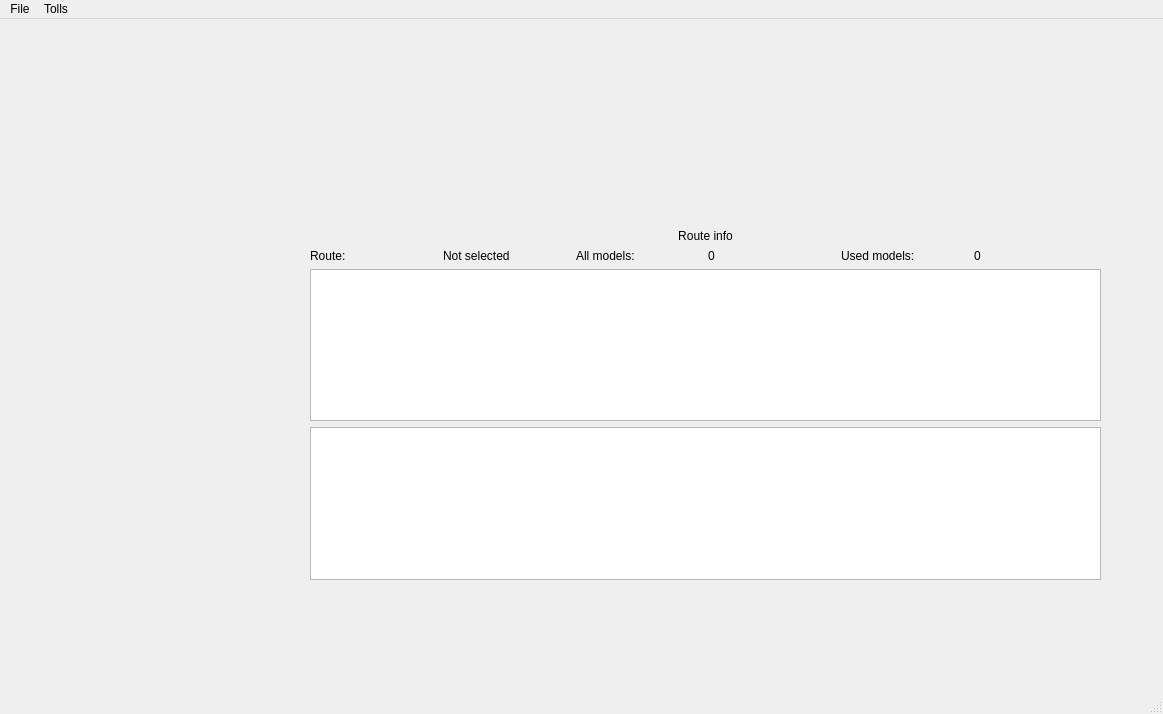
Old version of the form viewer/routeLODgen/forms/mainwindow.ui in the repository maisvendoo/RRS.
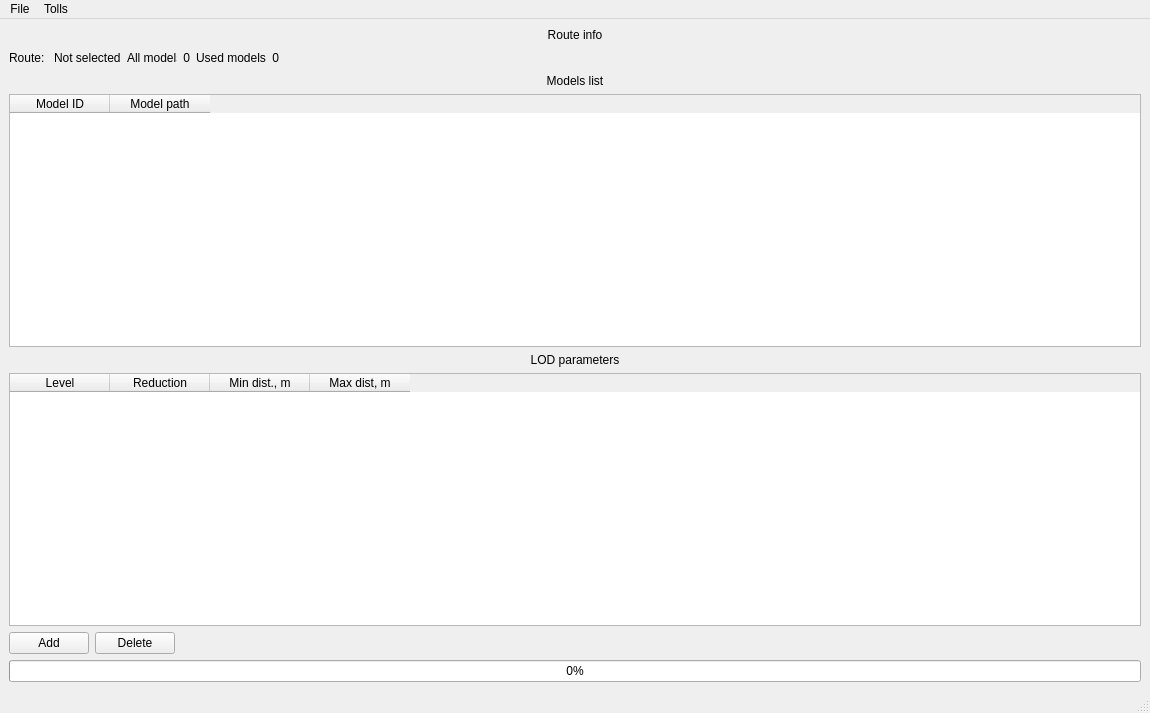
New version of the form.

Commit message: Начерно сверстан UI для генератора LOD

The edit to the form file:
```diff
--- a/viewer/routeLODgen/forms/mainwindow.ui
+++ b/viewer/routeLODgen/forms/mainwindow.ui
@@ -6,23 +6,16 @@
    <rect>
     <x>0</x>
     <y>0</y>
-    <width>1163</width>
-    <height>714</height>
+    <width>1150</width>
+    <height>713</height>
    </rect>
   </property>
   <property name="windowTitle">
    <string>MainWindow</string>
   </property>
   <widget class="QWidget" name="centralwidget">
-   <widget class="QWidget" name="verticalLayoutWidget">
-    <property name="geometry">
-     <rect>
-      <x>310</x>
-      <y>210</y>
-      <width>791</width>
-      <height>351</height>
-     </rect>
-    </property>
+   <layout class="QHBoxLayout" name="horizontalLayout_4">
+    <item>
     <layout class="QVBoxLayout" name="verticalLayout">
      <item>
       <layout class="QHBoxLayout" name="horizontalLayout_2">
@@ -42,6 +35,12 @@
       <layout class="QHBoxLayout" name="horizontalLayout">
        <item>
         <widget class="QLabel" name="label">
+          <property name="maximumSize">
+           <size>
+            <width>50</width>
+            <height>16777215</height>
+           </size>
+          </property>
          <property name="text">
           <string>Route: </string>
          </property>
@@ -49,6 +48,12 @@
        </item>
        <item>
         <widget class="QLabel" name="label_2">
+          <property name="maximumSize">
+           <size>
+            <width>200</width>
+            <height>16777215</height>
+           </size>
+          </property>
          <property name="text">
           <string>Not selected</string>
          </property>
@@ -56,6 +61,12 @@
        </item>
        <item>
         <widget class="QLabel" name="label_3">
+          <property name="maximumSize">
+           <size>
+            <width>50</width>
+            <height>16777215</height>
+           </size>
+          </property>
          <property name="text">
           <string>All models: </string>
          </property>
@@ -63,13 +74,28 @@
        </item>
        <item>
         <widget class="QLabel" name="label_4">
+          <property name="maximumSize">
+           <size>
+            <width>50</width>
+            <height>16777215</height>
+           </size>
+          </property>
          <property name="text">
           <string>0</string>
          </property>
+          <property name="alignment">
+           <set>Qt::AlignRight|Qt::AlignTrailing|Qt::AlignVCenter</set>
+          </property>
         </widget>
        </item>
        <item>
         <widget class="QLabel" name="label_5">
+          <property name="maximumSize">
+           <size>
+            <width>70</width>
+            <height>16777215</height>
+           </size>
+          </property>
          <property name="text">
           <string>Used models: </string>
          </property>
@@ -77,29 +103,142 @@
        </item>
        <item>
         <widget class="QLabel" name="label_6">
+          <property name="maximumSize">
+           <size>
+            <width>50</width>
+            <height>16777215</height>
+           </size>
+          </property>
          <property name="text">
           <string>0</string>
          </property>
-        </widget>
-       </item>
+          <property name="alignment">
+           <set>Qt::AlignRight|Qt::AlignTrailing|Qt::AlignVCenter</set>
+          </property>
+         </widget>
+        </item>
+        <item>
+         <spacer name="horizontalSpacer_2">
+          <property name="orientation">
+           <enum>Qt::Horizontal</enum>
+          </property>
+          <property name="sizeHint" stdset="0">
+           <size>
+            <width>40</width>
+            <height>20</height>
+           </size>
+          </property>
+         </spacer>
+        </item>
       </layout>
      </item>
      <item>
-      <widget class="QTableWidget" name="tableWidget"/>
+       <widget class="QLabel" name="label_9">
+        <property name="text">
+         <string>Models list</string>
+        </property>
+        <property name="alignment">
+         <set>Qt::AlignCenter</set>
+        </property>
+       </widget>
      </item>
      <item>
-      <widget class="QTableWidget" name="tableWidget_2"/>
-     </item>
-    </layout>
-   </widget>
+       <widget class="QTableWidget" name="twFilesList">
+        <column>
+         <property name="text">
+          <string>Model ID</string>
+         </property>
+        </column>
+        <column>
+         <property name="text">
+          <string>Model path</string>
+         </property>
+        </column>
+       </widget>
+      </item>
+      <item>
+       <widget class="QLabel" name="label_8">
+        <property name="text">
+         <string>LOD parameters</string>
+        </property>
+        <property name="alignment">
+         <set>Qt::AlignCenter</set>
+        </property>
+       </widget>
+      </item>
+      <item>
+       <widget class="QTableWidget" name="tableWidget_2">
+        <column>
+         <property name="text">
+          <string>Level</string>
+         </property>
+        </column>
+        <column>
+         <property name="text">
+          <string>Reduction</string>
+         </property>
+        </column>
+        <column>
+         <property name="text">
+          <string>Min dist., m</string>
+         </property>
+        </column>
+        <column>
+         <property name="text">
+          <string>Max dist, m</string>
+         </property>
+        </column>
+       </widget>
+      </item>
+      <item>
+       <layout class="QHBoxLayout" name="horizontalLayout_3">
+        <item>
+         <widget class="QPushButton" name="pushButton_2">
+          <property name="text">
+           <string>Add</string>
+          </property>
+         </widget>
+        </item>
+        <item>
+         <widget class="QPushButton" name="pushButton">
+          <property name="text">
+           <string>Delete</string>
+          </property>
+         </widget>
+        </item>
+        <item>
+         <spacer name="horizontalSpacer">
+          <property name="orientation">
+           <enum>Qt::Horizontal</enum>
+          </property>
+          <property name="sizeHint" stdset="0">
+           <size>
+            <width>40</width>
+            <height>20</height>
+           </size>
+          </property>
+         </spacer>
+        </item>
+       </layout>
+      </item>
+      <item>
+       <widget class="QProgressBar" name="progressBar">
+        <property name="value">
+         <number>0</number>
+        </property>
+       </widget>
+      </item>
+     </layout>
+    </item>
+   </layout>
   </widget>
   <widget class="QMenuBar" name="menubar">
    <property name="geometry">
     <rect>
      <x>0</x>
      <y>0</y>
-     <width>1163</width>
-     <height>22</height>
+     <width>1150</width>
+     <height>21</height>
     </rect>
    </property>
    <widget class="QMenu" name="menu">
```
Lines whose indentation alone changed are shown as unchanged. The commit also changes 2 other files.
